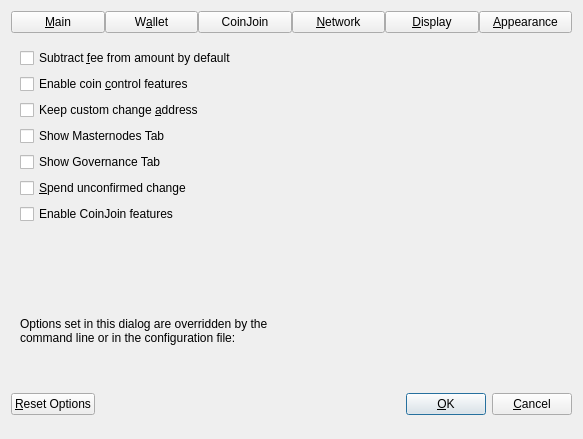
Qt form src/qt/forms/optionsdialog.ui (knst/dash) before a commit.
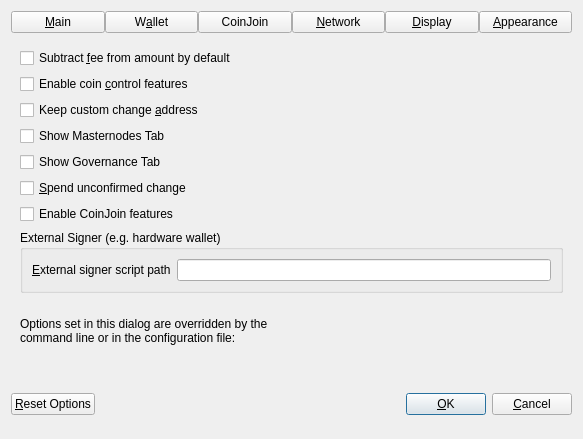
The same form after that commit. The open tabs and pages were chosen to show the change. Custom widgets are drawn as their Qt base class.

Commit message: Merge bitcoin-core/gui#4: UI external signer support (e.g. hardware wallet)

```diff
--- a/src/qt/forms/optionsdialog.ui
+++ b/src/qt/forms/optionsdialog.ui
@@ -399,6 +399,36 @@
          </item>
         </layout>
        </item>
+       <item>
+        <widget class="QGroupBox" name="groupBoxHww">
+         <property name="title">
+          <string>External Signer (e.g. hardware wallet)</string>
+         </property>
+         <layout class="QVBoxLayout" name="verticalLayoutHww">
+           <item>
+            <layout class="QHBoxLayout" name="horizontalLayoutHww">
+             <item>
+              <widget class="QLabel" name="externalSignerPathLabel">
+               <property name="text">
+                <string>&amp;External signer script path</string>
+               </property>
+               <property name="buddy">
+                <cstring>externalSignerPath</cstring>
+               </property>
+              </widget>
+             </item>
+             <item>
+              <widget class="QLineEdit" name="externalSignerPath">
+                <property name="toolTip">
+                  <string>Full path to a Bitcoin Core compatible script (e.g. C:\Downloads\hwi.exe or /Users/you/Downloads/hwi.py). Beware: malware can steal your coins!</string>
+                </property>
+              </widget>
+             </item>
+            </layout>
+           </item>
+         </layout>
+        </widget>
+       </item>
        <item>
         <spacer name="verticalSpacer_Wallet">
          <property name="orientation">
```
The commit also changes 18 other files.
